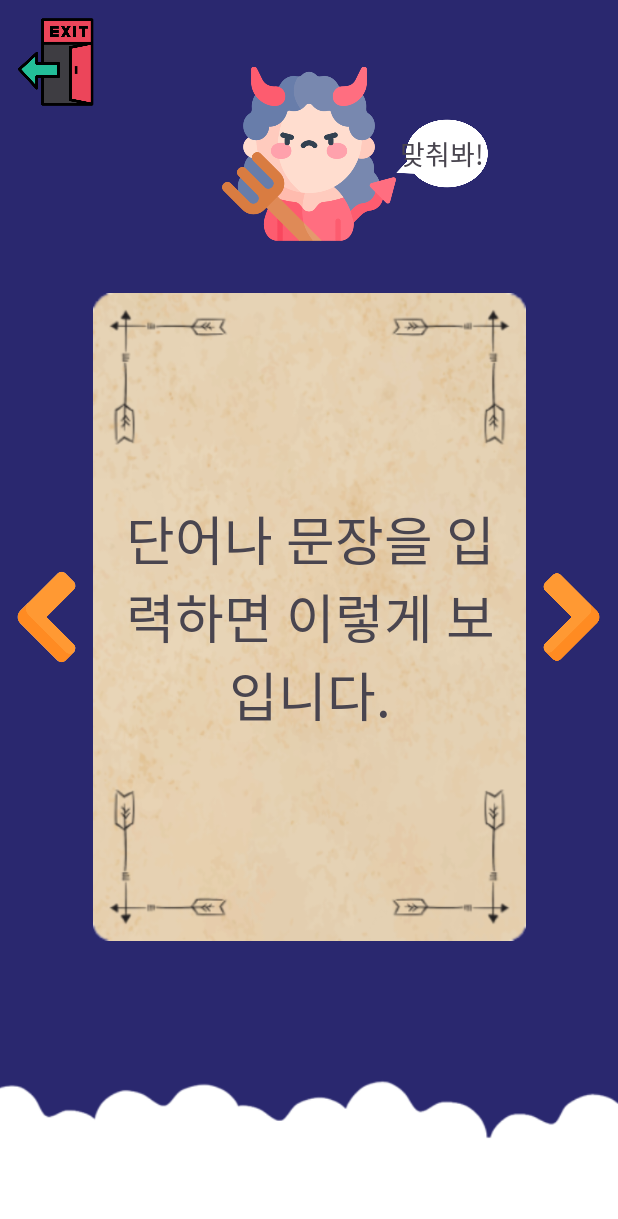
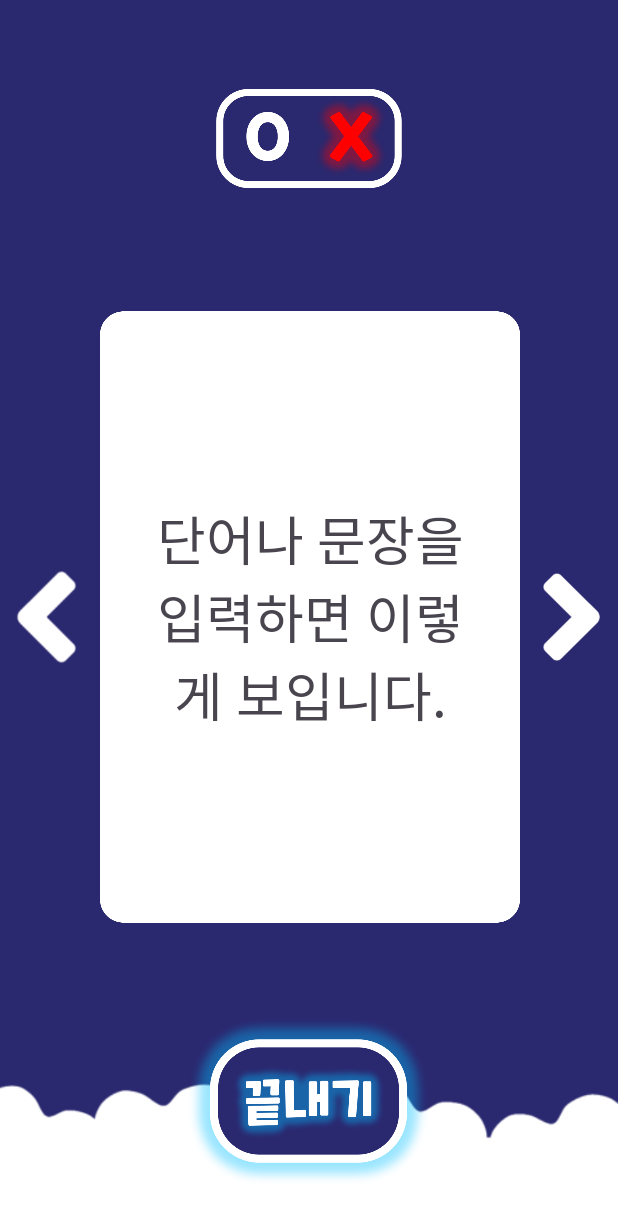
Before and after one commit to tongueEye/HearWow, an Android app: the PlayQuizActivity screen opened directly, with no data from a screen before it, on a phone screen of 412 x 824 dp. Shown: the top 1219 px of the screen. Run offline under Robolectric (Android 15) with nearby library versions, the phone set to English and light mode, and no system bars; our stand-ins replace Room's generated code; 1 statement that could not run was skipped.

Commit message:
[DESIGN] 퀴즈 아이템, 퀴즈 화면 UI 변경 1. 퀴즈 아이템 아이콘 변경  - 정답 여부 직관적으로 O, X 로 변경 2. 퀴즈 화면 디자인 변경  - 나가기 버튼 직관적이게 한글 버튼으로 수정  - 심플한 디자인으로 수정

```diff
--- a/app/src/main/java/com/tongueeye/wordcard/QuizAdapter.kt
+++ b/app/src/main/java/com/tongueeye/wordcard/QuizAdapter.kt
@@ -44,9 +44,9 @@ class QuizAdapter(private val quizDao: QuizDao, private val quizActivity: MainAc
 
         // isCorrect에 따라 이미지 설정
         if (quiz.isCorrect == false){
-            holder.binding.IconIV.setImageResource(R.drawable.skull1)
+            holder.binding.IconIV.setImageResource(R.drawable.x_icon)
         } else{
-            holder.binding.IconIV.setImageResource(R.drawable.flame3_blue)
+            holder.binding.IconIV.setImageResource(R.drawable.o_icon)
         }
 
     }
--- a/app/src/main/res/layout/activity_play_quiz.xml
+++ b/app/src/main/res/layout/activity_play_quiz.xml
@@ -18,60 +18,35 @@
         app:layout_constraintStart_toStartOf="parent"
         app:srcCompat="@drawable/splash_bottom" />
 
-    <!-- 중앙 버튼 -->
+    <!-- 채점 버튼 -->
     <ImageView
-        android:id="@+id/devil_check_btn"
+        android:id="@+id/correct_check_btn"
         android:layout_width="0dp"
         android:layout_height="0dp"
         app:layout_constraintBottom_toTopOf="@+id/quiz_paper_IV"
         app:layout_constraintEnd_toEndOf="parent"
-        app:layout_constraintHeight_percent="0.15"
+        app:layout_constraintHeight_percent="0.1"
         app:layout_constraintStart_toStartOf="parent"
-        app:layout_constraintWidth_percent="0.28"
-        app:srcCompat="@drawable/devil_icon" />
-
-    <!-- 대화 상자 이미지 -->
-    <ImageView
-        android:id="@+id/dialog_IV"
-        android:layout_width="0dp"
-        android:layout_height="0dp"
-        app:layout_constraintBottom_toBottomOf="@+id/devil_check_btn"
-        app:layout_constraintHeight_percent="0.15"
-        app:layout_constraintStart_toEndOf="@+id/devil_check_btn"
-        app:layout_constraintWidth_percent="0.15"
-        app:srcCompat="@drawable/dialog" />
-
-    <!-- 대화 상자 텍스트 -->
-    <TextView
-        android:id="@+id/dialog_TV"
-        android:layout_width="wrap_content"
-        android:layout_height="wrap_content"
-        android:fontFamily="@font/nexon_cart_gothic_bold"
-        android:text="맞춰봐!"
-        android:textAlignment="center"
-        android:textSize="18sp"
-        app:layout_constraintBottom_toBottomOf="@+id/dialog_IV"
-        app:layout_constraintEnd_toEndOf="@+id/dialog_IV"
-        app:layout_constraintStart_toEndOf="@+id/devil_check_btn"
-        app:layout_constraintTop_toTopOf="@+id/dialog_IV" />
+        app:layout_constraintTop_toTopOf="parent"
+        app:layout_constraintWidth_percent="0.3"
+        app:srcCompat="@drawable/wrong_btn" />
 
     <!-- 문제 카드 배경 -->
-
-    <!-- 좌측 버튼 -->
     <ImageView
         android:id="@+id/quiz_paper_IV"
         android:layout_width="0dp"
         android:layout_height="0dp"
         app:layout_constraintBottom_toBottomOf="@+id/play_quiz_bottom"
         app:layout_constraintEnd_toEndOf="parent"
-        app:layout_constraintHeight_percent="0.6"
+        app:layout_constraintHeight_percent="0.55"
         app:layout_constraintHorizontal_bias="0.504"
         app:layout_constraintStart_toStartOf="parent"
         app:layout_constraintTop_toTopOf="parent"
         app:layout_constraintVertical_bias="0.498"
-        app:layout_constraintWidth_percent="0.7"
-        app:srcCompat="@drawable/quiz_card_paper" />
+        app:layout_constraintWidth_percent="0.68"
+        app:srcCompat="@drawable/card_bg" />
 
+    <!-- 좌측 버튼 -->
     <ImageView
         android:id="@+id/leftBtn"
         android:layout_width="0dp"
@@ -81,7 +56,7 @@
         app:layout_constraintStart_toStartOf="parent"
         app:layout_constraintTop_toTopOf="@+id/quiz_paper_IV"
         app:layout_constraintWidth_percent="0.15"
-        app:srcCompat="@drawable/arrow_left" />
+        app:srcCompat="@drawable/arrow_left_white" />
 
     <!-- 우측 버튼 -->
     <ImageView
@@ -93,25 +68,26 @@
         app:layout_constraintHeight_percent="0.1"
         app:layout_constraintTop_toTopOf="@+id/quiz_paper_IV"
         app:layout_constraintWidth_percent="0.15"
-        app:srcCompat="@drawable/arrow_right" />
+        app:srcCompat="@drawable/arrow_right_white" />
 
     <!-- 종료 버튼 -->
     <ImageView
         android:id="@+id/exit_btn"
         android:layout_width="0dp"
         android:layout_height="0dp"
-        android:layout_marginStart="10dp"
-        app:layout_constraintHeight_percent="0.1"
+        android:layout_marginBottom="24dp"
+        app:layout_constraintBottom_toBottomOf="parent"
+        app:layout_constraintEnd_toEndOf="parent"
+        app:layout_constraintHeight_percent="0.16"
+        app:layout_constraintHorizontal_bias="0.498"
         app:layout_constraintStart_toStartOf="parent"
-        app:layout_constraintTop_toTopOf="parent"
-        app:layout_constraintWidth_percent="0.15"
-        app:srcCompat="@drawable/exit_btn" />
-
+        app:layout_constraintWidth_percent="0.4"
+        app:srcCompat="@drawable/stop_btn" />
 
     <!-- 문제 텍스트 -->
     <TextView
         android:id="@+id/question_TV"
-        android:layout_width="288dp"
+        android:layout_width="272dp"
         android:layout_height="wrap_content"
         android:fontFamily="@font/nexon_cart_gothic_medium"
         android:gravity="center"
@@ -128,16 +104,17 @@
     <!-- 문제 이미지 -->
     <ImageView
         android:id="@+id/question_IV"
-        android:layout_width="0dp"
+        android:layout_width="206dp"
         android:layout_height="0dp"
-        android:layout_marginTop="75dp"
+        android:layout_marginTop="32dp"
         android:contentDescription="단어 이미지"
         android:scaleType="fitCenter"
         android:visibility="gone"
         app:layout_constraintEnd_toEndOf="@+id/quiz_paper_IV"
         app:layout_constraintHeight_percent="0.25"
+        app:layout_constraintHorizontal_bias="0.486"
         app:layout_constraintStart_toStartOf="@+id/quiz_paper_IV"
-        app:layout_constraintTop_toBottomOf="@+id/devil_check_btn"
+        app:layout_constraintTop_toTopOf="@+id/quiz_paper_IV"
         app:layout_constraintWidth_percent="0.5"
         app:srcCompat="@drawable/add_photo_white" />
 
--- a/app/src/main/res/layout/item_quiz.xml
+++ b/app/src/main/res/layout/item_quiz.xml
@@ -15,7 +15,7 @@
         android:layout_marginTop="15dp"
         app:layout_constraintStart_toStartOf="parent"
         app:layout_constraintTop_toTopOf="parent"
-        app:srcCompat="@drawable/skull1"/>
+        app:srcCompat="@drawable/x_icon"/>
 
     <TextView
         android:id="@+id/QuestionTV"
```
Also changed, not shown: app/src/main/java/com/tongueeye/wordcard/PlayQuizActivity.kt (+14 -36 lines), app/src/main/res/drawable/card_bg.png (added), app/src/main/res/drawable/correct_btn.png (added), app/src/main/res/drawable/correct_card.png (added), app/src/main/res/drawable/o_icon.png (added), app/src/main/res/drawable/stop_btn.png (added), app/src/main/res/drawable/wrong_btn.png (added), app/src/main/res/drawable/wrong_card.png (added), app/src/main/res/drawable/x_icon.png (added).
